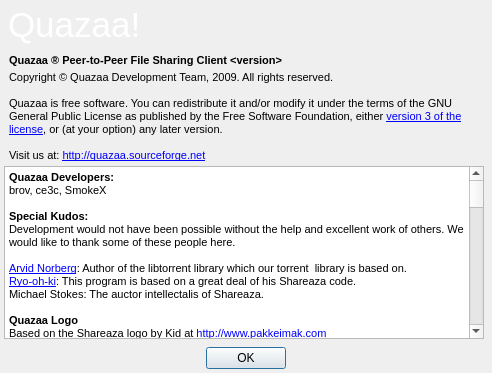
First picture: the form in UI/dialogabout.ui, repository c3c/quazaa, before the edit.
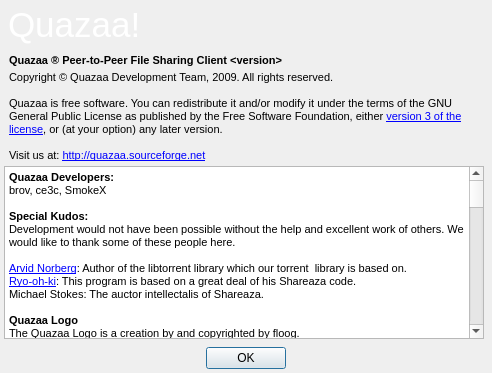
Second picture: the form after the edit. Icons and pictures are not drawn.

Commit message: Finished changing to floog's logo. Made the Home tab logo skinnable. Created an alternate logo similar to Shareaza's in the Shareaza OS skin to test that Home tab logo skinning works.

```diff
--- a/UI/dialogabout.ui
+++ b/UI/dialogabout.ui
@@ -177,7 +177,7 @@
 &lt;p style=&quot; margin-top:0px; margin-bottom:0px; margin-left:0px; margin-right:0px; -qt-block-indent:0; text-indent:0px;&quot;&gt;&lt;span style=&quot; font-family:'MS Shell Dlg 2'; font-size:8pt;&quot;&gt;Michael Stokes: The auctor intellectalis of Shareaza.&lt;/span&gt;&lt;/p&gt;
 &lt;p style=&quot;-qt-paragraph-type:empty; margin-top:0px; margin-bottom:0px; margin-left:0px; margin-right:0px; -qt-block-indent:0; text-indent:0px; font-family:'MS Shell Dlg 2'; font-size:8pt;&quot;&gt;&lt;/p&gt;
 &lt;p style=&quot; margin-top:0px; margin-bottom:0px; margin-left:0px; margin-right:0px; -qt-block-indent:0; text-indent:0px;&quot;&gt;&lt;span style=&quot; font-family:'MS Shell Dlg 2'; font-size:8pt; font-weight:600;&quot;&gt;Quazaa Logo&lt;/span&gt;&lt;/p&gt;
-&lt;p style=&quot; margin-top:0px; margin-bottom:0px; margin-left:0px; margin-right:0px; -qt-block-indent:0; text-indent:0px;&quot;&gt;&lt;span style=&quot; font-family:'MS Shell Dlg 2'; font-size:8pt;&quot;&gt;Based on the Shareaza logo by Kid at &lt;/span&gt;&lt;a href=&quot;http://www.pakkeimak.com&quot;&gt;&lt;span style=&quot; font-family:'MS Shell Dlg 2'; font-size:8pt; text-decoration: underline; color:#0000ff;&quot;&gt;http://www.pakkeimak.com&lt;/span&gt;&lt;/a&gt;&lt;/p&gt;
+&lt;p style=&quot; margin-top:0px; margin-bottom:0px; margin-left:0px; margin-right:0px; -qt-block-indent:0; text-indent:0px;&quot;&gt;&lt;span style=&quot; font-family:'MS Shell Dlg 2'; font-size:8pt;&quot;&gt;The Quazaa Logo is a creation by and copyrighted by floog.&lt;/span&gt;&lt;/p&gt;
 &lt;p style=&quot;-qt-paragraph-type:empty; margin-top:0px; margin-bottom:0px; margin-left:0px; margin-right:0px; -qt-block-indent:0; text-indent:0px; font-family:'MS Shell Dlg 2'; font-size:8pt;&quot;&gt;&lt;/p&gt;
 &lt;p style=&quot; margin-top:0px; margin-bottom:0px; margin-left:0px; margin-right:0px; -qt-block-indent:0; text-indent:0px;&quot;&gt;&lt;span style=&quot; font-family:'MS Shell Dlg 2'; font-size:8pt; font-weight:600;&quot;&gt;Quazaa Concept and Design&lt;/span&gt;&lt;/p&gt;
 &lt;p style=&quot; margin-top:0px; margin-bottom:0px; margin-left:0px; margin-right:0px; -qt-block-indent:0; text-indent:0px;&quot;&gt;&lt;span style=&quot; font-family:'MS Shell Dlg 2'; font-size:8pt;&quot;&gt;Cyko, Old Death, Rolandas&lt;/span&gt;&lt;/p&gt;
```
The commit also changes 14 other files.
